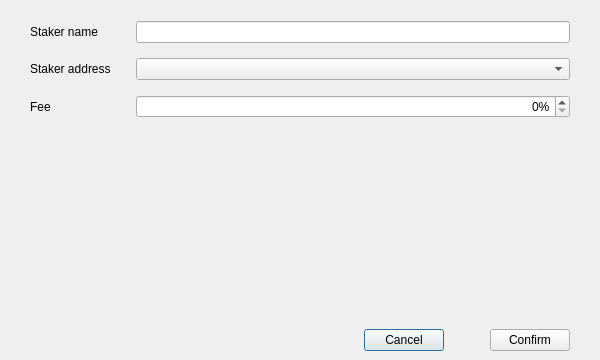
Qt form src/qt/forms/addsuperstakerpage.ui (qtumproject/qtum) before a commit.
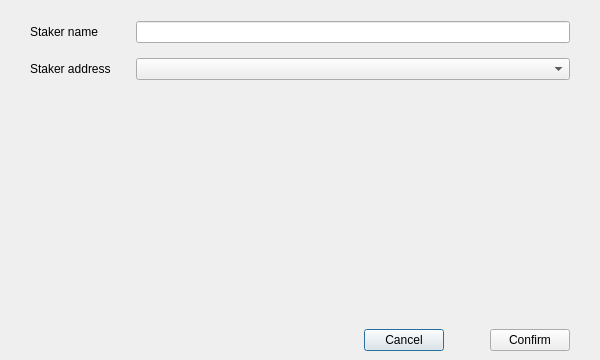
The same form after that commit. Custom widgets are drawn as their Qt base class.

The edit to the form file:
```diff
--- a/src/qt/forms/addsuperstakerpage.ui
+++ b/src/qt/forms/addsuperstakerpage.ui
@@ -66,22 +66,6 @@
        </property>
       </widget>
      </item>
-     <item row="2" column="1">
-      <widget class="QSpinBox" name="spinBoxFee">
-       <property name="minimumSize">
-        <size>
-         <width>100</width>
-         <height>0</height>
-        </size>
-       </property>
-       <property name="alignment">
-        <set>Qt::AlignRight|Qt::AlignTrailing|Qt::AlignVCenter</set>
-       </property>
-       <property name="suffix">
-        <string>%</string>
-       </property>
-      </widget>
-     </item>
      <item row="1" column="0">
       <widget class="QLabel" name="labelStakerAddress">
        <property name="minimumSize">
@@ -95,19 +79,6 @@
        </property>
       </widget>
      </item>
-     <item row="2" column="0">
-      <widget class="QLabel" name="labelFee">
-       <property name="minimumSize">
-        <size>
-         <width>100</width>
-         <height>0</height>
-        </size>
-       </property>
-       <property name="text">
-        <string>Fee</string>
-       </property>
-      </widget>
-     </item>
      <item row="0" column="0">
       <widget class="QLabel" name="labelStakerName">
        <property name="minimumSize">
```
Left out of the diff: 6 changed lines with no effect on the pictures.
